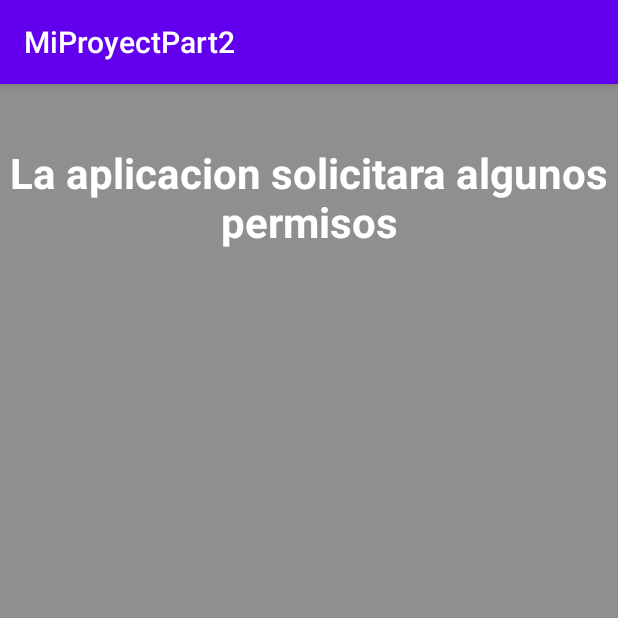
After one commit to GladysFiorellaHuanacune/MiProyectPart2, an Android app: the Permisos screen opened directly, with no data from a screen before it, on a phone screen of 412 x 824 dp, the top half of it. The commit adds this screen. Run offline under Robolectric (Android 15) with nearby library versions, the phone set to English and light mode, and no system bars.

Commit message:
Solicitando multiples permisos

```diff
--- a/app/src/main/java/com/example/miproyectpart2/MainActivity.java
+++ b/app/src/main/java/com/example/miproyectpart2/MainActivity.java
@@ -45,6 +45,10 @@ public class MainActivity extends AppCompatActivity {
             startActivity(new Intent(this, Multimedia.class));
             return true;
         }
+        if (id == R.id.activity_permisos) {
+            startActivity(new Intent(this, Permisos.class));
+            return true;
+        }
         return super.onOptionsItemSelected(item);
     }
 }
--- /dev/null
+++ b/app/src/main/res/layout/activity_permisos.xml
@@ -0,0 +1,20 @@
+<?xml version="1.0" encoding="utf-8"?>
+<LinearLayout xmlns:android="http://schemas.android.com/apk/res/android"
+    xmlns:tools="http://schemas.android.com/tools"
+    android:layout_width="match_parent"
+    android:layout_height="match_parent"
+    android:orientation="vertical"
+    android:background="#8f8f8f"
+    android:gravity="top"
+    >
+    <TextView
+        android:layout_width="match_parent"
+        android:layout_height="wrap_content"
+        android:layout_marginTop="40dp"
+        android:text="La aplicacion solicitara algunos permisos"
+        android:textColor="#fff"
+        android:textStyle="bold"
+        android:textSize="28sp"
+        android:gravity="center"
+        />
+</LinearLayout>
```
Also changed, not shown: app/src/main/AndroidManifest.xml (+7 -2 lines), app/src/main/java/com/example/miproyectpart2/Permisos.java (added, +134 -0 lines).
